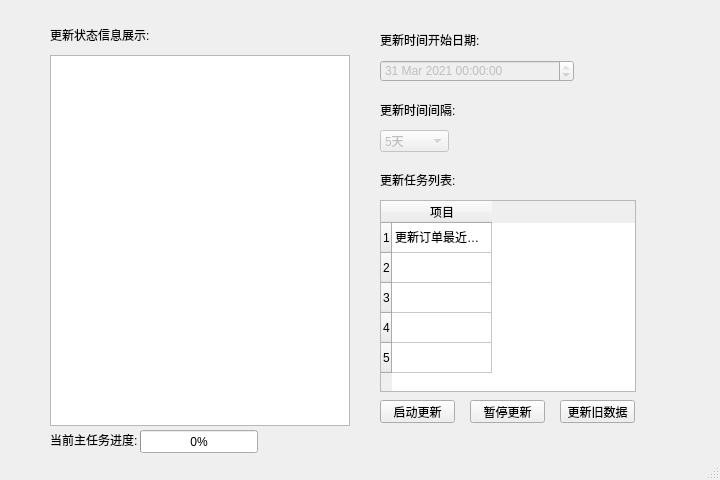
Above: ui/ks.ui from Axchgit/xc-ks-python before the change. Below: the same form after it.
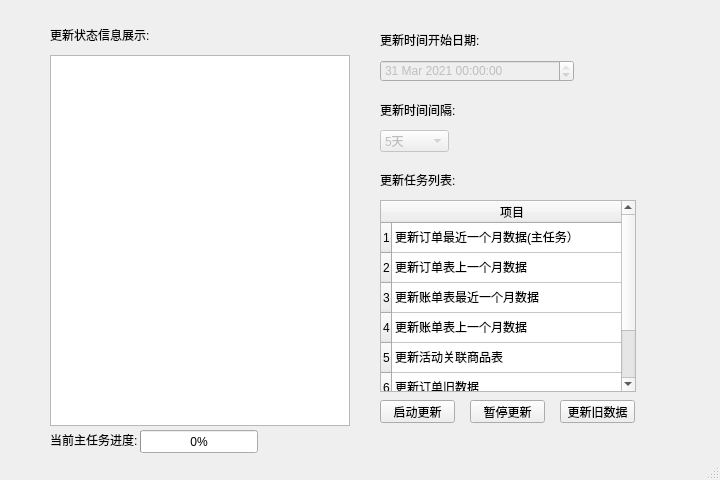
That is the form after the change.

Commit message: 添加表格项目

```diff
--- a/ui/ks.ui
+++ b/ui/ks.ui
@@ -140,6 +140,9 @@
     </property>
    </widget>
    <widget class="QTableWidget" name="tableWidget">
+    <property name="enabled">
+     <bool>true</bool>
+    </property>
     <property name="geometry">
      <rect>
       <x>380</x>
@@ -148,6 +151,9 @@
       <height>192</height>
      </rect>
     </property>
+    <attribute name="horizontalHeaderDefaultSectionSize">
+     <number>240</number>
+    </attribute>
     <row>
      <property name="text">
       <string>1</string>
@@ -173,6 +179,16 @@
       <string>5</string>
      </property>
     </row>
+    <row>
+     <property name="text">
+      <string>6</string>
+     </property>
+    </row>
+    <row>
+     <property name="text">
+      <string>7</string>
+     </property>
+    </row>
     <column>
      <property name="text">
       <string>项目</string>
@@ -192,7 +208,7 @@
     </column>
     <item row="0" column="0">
      <property name="text">
-      <string>更新订单最近一个月数据</string>
+      <string>更新订单最近一个月数据(主任务）</string>
      </property>
      <property name="background">
       <brush brushstyle="NoBrush">
@@ -202,6 +218,57 @@
         <blue>0</blue>
        </color>
       </brush>
+     </property>
+     <property name="flags">
+      <set>ItemIsSelectable|ItemIsDragEnabled|ItemIsDropEnabled|ItemIsUserCheckable|ItemIsEnabled</set>
+     </property>
+    </item>
+    <item row="1" column="0">
+     <property name="text">
+      <string>更新订单表上一个月数据</string>
+     </property>
+     <property name="flags">
+      <set>ItemIsSelectable|ItemIsDragEnabled|ItemIsDropEnabled|ItemIsUserCheckable|ItemIsEnabled</set>
+     </property>
+    </item>
+    <item row="2" column="0">
+     <property name="text">
+      <string>更新账单表最近一个月数据</string>
+     </property>
+     <property name="flags">
+      <set>ItemIsSelectable|ItemIsDragEnabled|ItemIsDropEnabled|ItemIsUserCheckable|ItemIsEnabled</set>
+     </property>
+    </item>
+    <item row="3" column="0">
+     <property name="text">
+      <string>更新账单表上一个月数据</string>
+     </property>
+     <property name="flags">
+      <set>ItemIsSelectable|ItemIsDragEnabled|ItemIsDropEnabled|ItemIsUserCheckable|ItemIsEnabled</set>
+     </property>
+    </item>
+    <item row="4" column="0">
+     <property name="text">
+      <string>更新活动关联商品表</string>
+     </property>
+     <property name="flags">
+      <set>ItemIsSelectable|ItemIsDragEnabled|ItemIsDropEnabled|ItemIsUserCheckable|ItemIsEnabled</set>
+     </property>
+    </item>
+    <item row="5" column="0">
+     <property name="text">
+      <string>更新订单旧数据</string>
+     </property>
+     <property name="flags">
+      <set>ItemIsSelectable|ItemIsDragEnabled|ItemIsDropEnabled|ItemIsUserCheckable|ItemIsEnabled</set>
+     </property>
+    </item>
+    <item row="6" column="0">
+     <property name="text">
+      <string>更新账单旧数据</string>
+     </property>
+     <property name="flags">
+      <set>ItemIsSelectable|ItemIsDragEnabled|ItemIsDropEnabled|ItemIsUserCheckable|ItemIsEnabled</set>
      </property>
     </item>
    </widget>
```
